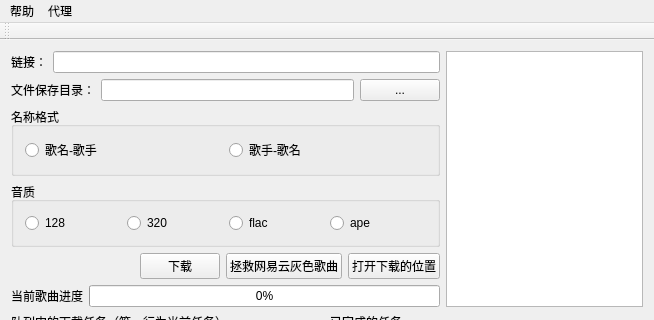
Qt form mainwindow.ui (z52c/MusicDownloader) before a commit; both pictures show x 0 to 654 and y 0 to 320 of the 654 by 459 pixel window.
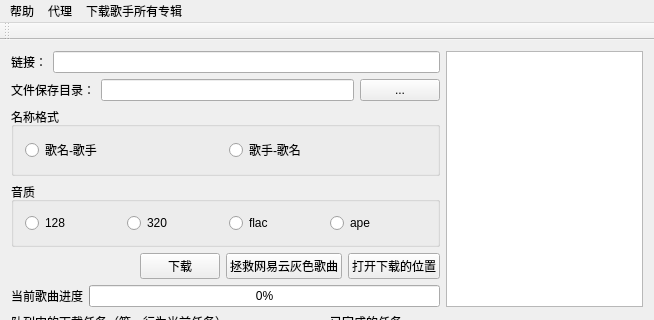
The same form after that commit.

Diff of the .ui file:
```diff
--- a/mainwindow.ui
+++ b/mainwindow.ui
@@ -249,8 +249,15 @@
     </property>
     <addaction name="action_3"/>
    </widget>
+   <widget class="QMenu" name="menu_3">
+    <property name="title">
+     <string>下载歌手所有专辑</string>
+    </property>
+    <addaction name="action_4"/>
+   </widget>
    <addaction name="menu"/>
    <addaction name="menu_2"/>
+   <addaction name="menu_3"/>
   </widget>
   <widget class="QToolBar" name="mainToolBar">
    <attribute name="toolBarArea">
```
Left out of the diff: 5 changed lines with no effect on the pictures.
